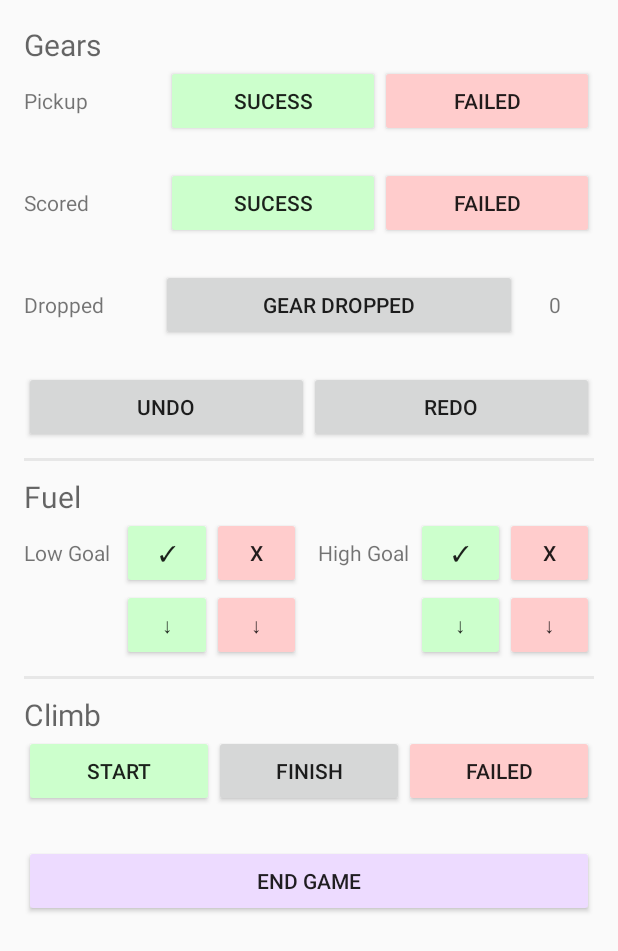
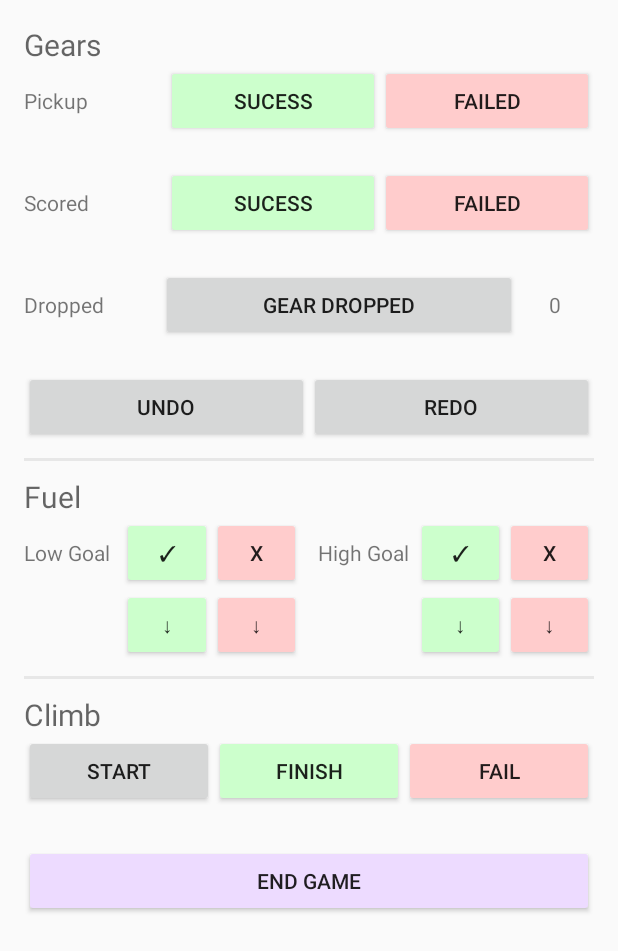
Before and after one commit to GSeve4/TeleopApplication, an Android app: the GameActivity screen opened directly, with no data from a screen before it, on a phone screen of 412 x 824 dp. Shown: the top 951 px of the screen. Run offline under Robolectric (Android 15) with nearby library versions, the phone set to English and light mode, and no system bars.

Commit message:
Implemented climbing logic and data gathering.

```diff
--- a/app/src/main/res/layout/activity_game.xml
+++ b/app/src/main/res/layout/activity_game.xml
@@ -307,20 +307,20 @@
                 android:layout_height="wrap_content"
                 android:id="@+id/btnClimbStart"
                 android:layout_weight="1"
-                android:text="Start"
-                android:backgroundTint="@color/btnGreen"
+                android:text="@string/start_climb"
                 android:onClick="onStartClimb" />
 
             <Button
-                android:text="Finish"
+                android:text="@string/finish_climb"
                 android:layout_width="wrap_content"
                 android:layout_height="wrap_content"
                 android:id="@+id/btnClimbFinish"
                 android:layout_weight="1"
-                android:onClick="onFinishClimb" />
+                android:onClick="onFinishClimb"
+                android:backgroundTint="@color/btnGreen" />
 
             <Button
-                android:text="Failed"
+                android:text="@string/fail_climb"
                 android:layout_width="wrap_content"
                 android:layout_height="wrap_content"
                 android:id="@+id/btnClimbFailed"
--- a/app/src/main/res/values/strings.xml
+++ b/app/src/main/res/values/strings.xml
@@ -1,5 +1,5 @@
 <resources>
-    <string name="app_name">Saline Singularity</string>
+    <string name="app_name">Singularity Scouting Application</string>
 
     <string name="title_activity_game">GameActivity</string>
     <string name="gear_dropped">Gear Dropped</string>
@@ -9,6 +9,12 @@
     <string name="dropped">Dropped</string>
     <string name="undo">Undo</string>
     <string name="redo">Redo</string>
+    <string name="start_climb">Start</string>
+    <string name="cancel_climb">Cancel Climb</string>
+    <string name="finish_climb">Finish</string>
+    <string name="fail_climb">Fail</string>
+    <string name="climb_complete">Undo</string>
+
     <string name="Instructions">\tWhen you press the start match button you will be presented with the
         screen you will use while in teleop. Do not record scores in Autonomous mode.\n\n\tFor every gear
         that the robot receives, either from the gear slot or off the ground, press the green button
```
Also changed, not shown: app/src/main/java/salinesingularity/singularitytimingapplication/GameActivity.java (+68 -15 lines), 3 other files.
